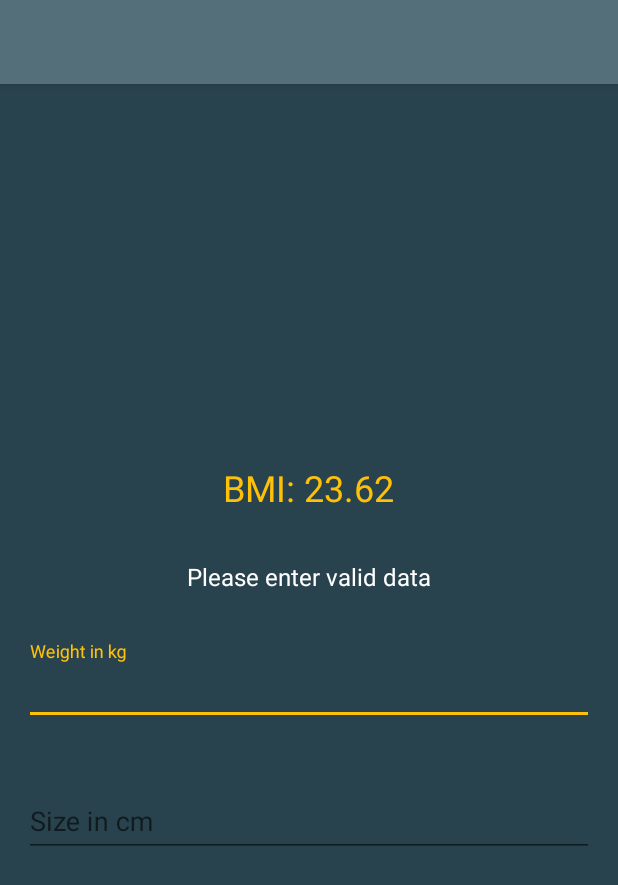
After one commit to AF-llo/Capstone-Project, an Android app: the layout activity_bmi.xml on its own in the app's theme, with its tools: preview values and no code run, on a phone screen of 412 x 824 dp. The commit adds this screen. Shown: the top 885 px of the screen. Run offline under Robolectric (Android 15) with nearby library versions, the phone set to English and light mode, and no system bars.

Commit message:
[ADD] bmi screen

```diff
--- a/app/src/main/java/de/ironcoding/fitsim/ui/fragments/MoreFragment.java
+++ b/app/src/main/java/de/ironcoding/fitsim/ui/fragments/MoreFragment.java
@@ -30,6 +30,7 @@ public class MoreFragment extends BaseFragment<MorePresenter> {
     @Override
     public View onCreateView(LayoutInflater inflater, @Nullable ViewGroup container, @Nullable Bundle savedInstanceState) {
         FragmentMoreBinding binding = DataBindingUtil.inflate(inflater, R.layout.fragment_more, container, false);
+        binding.setMorePresenter(mPresenter);
         return binding.getRoot();
     }
 }
--- a/app/src/main/java/de/ironcoding/fitsim/ui/presenter/MorePresenter.java
+++ b/app/src/main/java/de/ironcoding/fitsim/ui/presenter/MorePresenter.java
@@ -1,8 +1,13 @@
 package de.ironcoding.fitsim.ui.presenter;
+
+import de.ironcoding.fitsim.ui.activities.BmiActivity;
 
 /**
  * Created by larsl on 28.04.2017.
  */
 
 public class MorePresenter extends BasePresenter {
+    public void startBmi() {
+        BmiActivity.start(getContext());
+    }
 }
--- /dev/null
+++ b/app/src/main/res/layout/activity_bmi.xml
@@ -0,0 +1,94 @@
+<?xml version="1.0" encoding="utf-8"?>
+<layout
+    xmlns:android="http://schemas.android.com/apk/res/android"
+    xmlns:app="http://schemas.android.com/apk/res-auto"
+    xmlns:tools="http://schemas.android.com/tools">
+
+    <data>
+        <variable
+            name="bmiPresenter"
+            type="de.ironcoding.fitsim.ui.presenter.BmiPresenter"/>
+    </data>
+
+    <LinearLayout
+        android:orientation="vertical"
+        android:layout_width="match_parent"
+        android:layout_height="match_parent"
+        android:background="@color/grey_dark">
+
+        <android.support.design.widget.AppBarLayout
+            android:layout_width="match_parent"
+            android:layout_height="wrap_content">
+
+            <android.support.v7.widget.Toolbar
+                android:id="@+id/toolbar"
+                android:layout_width="match_parent"
+                android:layout_height="?android:actionBarSize"
+                app:theme="@style/ThemeOverlay.AppCompat.Dark.ActionBar"
+                app:popupTheme="@style/ThemeOverlay.AppCompat.Light"/>
+
+        </android.support.design.widget.AppBarLayout>
+
+        <LinearLayout
+            android:orientation="vertical"
+            android:layout_width="match_parent"
+            android:layout_height="match_parent"
+            android:gravity="center">
+
+            <TextView
+                style="@style/Text.Header"
+                android:layout_width="wrap_content"
+                android:layout_height="wrap_content"
+                android:layout_margin="@dimen/spacing_m"
+                android:textColor="@color/orange"
+                android:text="@{bmiPresenter.bmi}"
+                tools:text="BMI: 23.62"/>
+
+            <TextView
+                style="@style/Text.Subtitle"
+                android:layout_width="wrap_content"
+                android:layout_height="wrap_content"
+                android:layout_margin="@dimen/spacing_m"
+                android:textColor="@color/white"
+                android:text="@{bmiPresenter.info}"
+                tools:text="@string/invalid_data"/>
+
+            <android.support.design.widget.TextInputLayout
+                android:layout_width="match_parent"
+                android:layout_height="wrap_content"
+                android:layout_margin="@dimen/spacing_m">
+
+                <android.support.design.widget.TextInputEditText
+                    android:id="@+id/weight"
+                    android:layout_width="match_parent"
+                    android:layout_height="wrap_content"
+                    android:textColor="@color/orange"
+                    android:inputType="numberDecimal"
+                    android:hint="@string/weight_in_kg"
+                    android:layout_gravity="center"
+                    android:text="@={bmiPresenter.weight}" />
+
+            </android.support.design.widget.TextInputLayout>
+
+            <android.support.design.widget.TextInputLayout
+                android:layout_width="match_parent"
+                android:layout_height="wrap_content"
+                android:layout_margin="@dimen/spacing_m">
+
+                <android.support.design.widget.TextInputEditText
+                    android:id="@+id/size"
+                    android:layout_width="match_parent"
+                    android:layout_height="wrap_content"
+                    android:textColor="@color/orange"
+                    android:inputType="numberDecimal"
+                    android:hint="@string/size_in_cm"
+                    android:layout_gravity="center"
+                    android:text="@={bmiPresenter.size}" />
+
+            </android.support.design.widget.TextInputLayout>
+
+        </LinearLayout>
+
+
+    </LinearLayout>
+</layout>
--- a/app/src/main/res/values/strings.xml
+++ b/app/src/main/res/values/strings.xml
@@ -24,8 +24,8 @@
     <string name="highscore">Highscore</string>
     <string name="no_data">No data available</string>
     <string name="energy">%s EP</string>
-    <string name="experience">%1$s / %2$s Exp.</string>
-    <string name="ep_exp">%1$s EP, %2$s Exp.</string>
+    <string name="experience">%1$s / %2$s XP.</string>
+    <string name="ep_exp">%1$s EP, %2$s XP.</string>
     <string name="prot_carbs_fat">P: %1$sg, C: %2$sg, F: %3$sg</string>
     <string name="body">Body</string>
     <string name="level_skill">L: %1$s - %2$s</string>
@@ -48,4 +48,8 @@
     <string name="mesomorph">Mesomorph</string>
     <string name="endomorph">Endomorph</string>
     <string name="invalid_age">Your age should be between 1 and 100</string>
+    <string name="invalid_data">Please enter valid data</string>
+    <string name="weight_in_kg">Weight in kg</string>
+    <string name="size_in_cm">Size in cm</string>
+    <string name="bmi_result">BMI: %s</string>
 </resources>
```
Also changed, not shown: app/src/main/AndroidManifest.xml (+9 -0 lines), app/src/main/java/de/ironcoding/fitsim/ui/activities/BmiActivity.java (added, +38 -0 lines), app/src/main/java/de/ironcoding/fitsim/ui/presenter/BmiPresenter.java (added, +97 -0 lines), app/src/main/res/layout/fragment_more.xml (+6 -4 lines), 1 other file.
